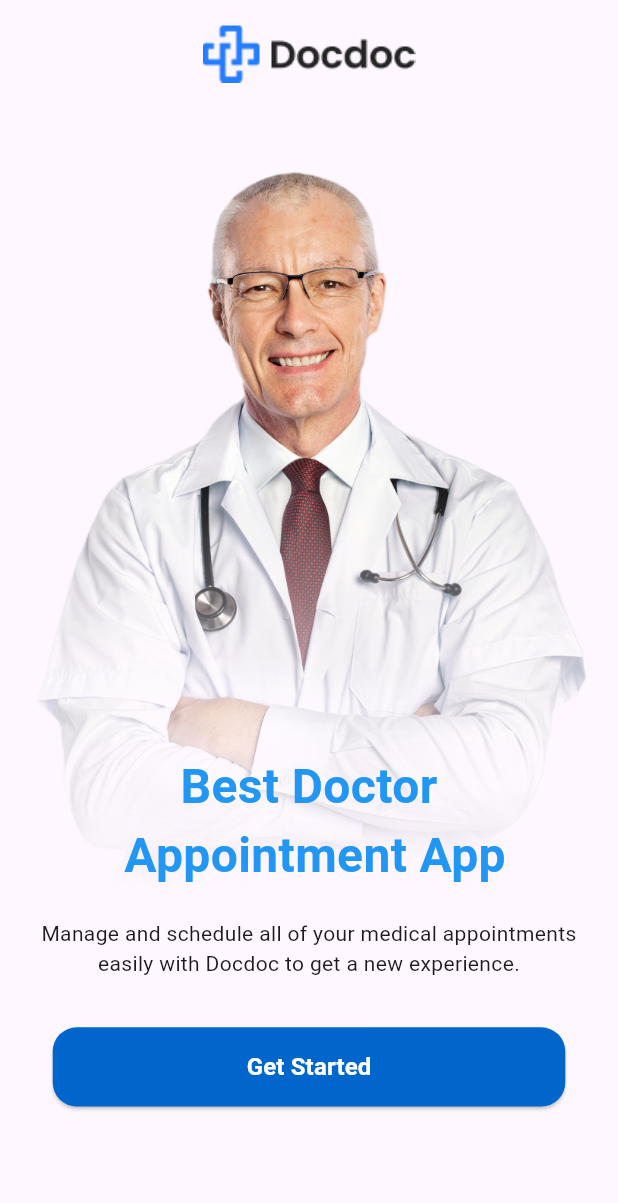
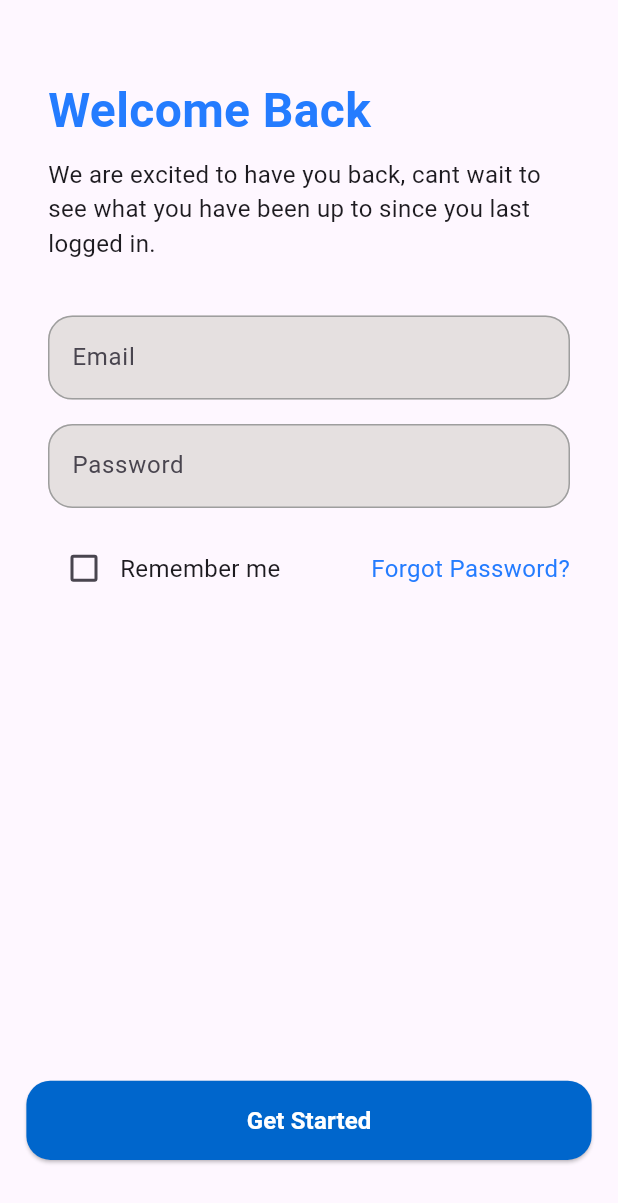
Before and after one commit to mohammed-shaneaf/medical_app, a Flutter app: the screen it shows after launch, after a tap on "Get Started", on a phone screen of 412 x 824 dp. Shown: the top 1203 px of the screen. Run offline on Flutter 3.47's test engine with Material 3 defaults, Android fonts, the phone set to English and light mode, and no system bars; our stand-ins replace flutter_screenutil.

Commit message:
feat (auth) : added sign in view done

```diff
--- /dev/null
+++ b/lib/common/widgets/custom_text_form_field.dart
@@ -0,0 +1,69 @@
+import 'package:flutter/material.dart';
+import 'package:flutter_screenutil/flutter_screenutil.dart';
+import 'package:medical_project/core/theme/app_colors.dart';
+
+class CustomTextFormField extends StatelessWidget {
+  const CustomTextFormField({
+    super.key,
+    required this.hintText,
+    this.controller,
+    this.validator,
+    this.keyboardType,
+    this.obscureText = false,
+    this.onChanged,
+    this.onSaved,
+    this.prefixIcon,
+    this.suffixIcon,
+    this.maxLines = 1,
+    this.minLines,
+    this.readOnly = false,
+    this.textInputAction,
+  });
+
+  final String hintText;
+  final TextEditingController? controller;
+  final String? Function(String?)? validator;
+  final TextInputType? keyboardType;
+  final bool obscureText;
+  final ValueChanged<String>? onChanged;
+  final FormFieldSetter<String>? onSaved;
+  final Widget? prefixIcon;
+  final Widget? suffixIcon;
+  final int maxLines;
+  final int? minLines;
+  final bool readOnly;
+  final TextInputAction? textInputAction;
+
+  @override
+  Widget build(BuildContext context) {
+    return TextFormField(
+      controller: controller,
+      validator: validator,
+      keyboardType: keyboardType,
+      obscureText: obscureText,
+      onChanged: onChanged,
+      onSaved: onSaved,
+      maxLines: maxLines,
+      minLines: minLines,
+      readOnly: readOnly,
+      textInputAction: textInputAction,
+      decoration: InputDecoration(
+        focusColor: AppColors.lightPrimaryColor,
+        fillColor: AppColors.grayColor,
+        filled: true,
+        hintText: hintText,
+        prefixIcon: prefixIcon,
+        suffixIcon: suffixIcon,
+        border: OutlineInputBorder(borderRadius: BorderRadius.circular(16.r)),
+        enabledBorder: OutlineInputBorder(
+          borderRadius: BorderRadius.circular(16.r),
+          borderSide: const BorderSide(color: Colors.grey),
+        ),
+        focusedBorder: OutlineInputBorder(
+          borderRadius: BorderRadius.circular(16.r),
+          borderSide: BorderSide(color: Theme.of(context).primaryColor),
+        ),
+      ),
+    );
+  }
+}
--- /dev/null
+++ b/lib/core/constants/app_pading.dart
@@ -0,0 +1,25 @@
+import 'package:flutter/widgets.dart';
+import 'package:flutter_screenutil/flutter_screenutil.dart';
+
+class AppPadding {
+  // Symmetric paddings
+  static final screen = EdgeInsets.symmetric(horizontal: 16.w, vertical: 16.h);
+  static final horizontal = EdgeInsets.symmetric(horizontal: 16.w);
+  static final vertical = EdgeInsets.symmetric(vertical: 16.h);
+  static final button = EdgeInsets.symmetric(horizontal: 16.w, vertical: 8.h);
+
+  // Only horizontal or vertical single value
+  static final left = EdgeInsets.only(left: 16.w);
+  static final right = EdgeInsets.only(right: 16.w);
+  static final top = EdgeInsets.only(top: 16.h);
+  static final bottom = EdgeInsets.symmetric(horizontal: 16.w, vertical: 50.h);
+
+  // Common padding sizes
+  static final small = EdgeInsets.all(8.r);
+  static final medium = EdgeInsets.all(16.r);
+  static final large = EdgeInsets.all(24.r);
+
+  // Special paddings
+  static final card = EdgeInsets.all(12.r);
+  static final listItem = EdgeInsets.symmetric(horizontal: 12.w, vertical: 8.h);
+}
--- /dev/null
+++ b/lib/core/constants/app_radius.dart
@@ -0,0 +1,7 @@
+import 'package:flutter_screenutil/flutter_screenutil.dart';
+
+class AppRadius {
+  static final small = 8.r;
+  static final medium = 16.r;
+  static final large = 24.r;
+}
--- a/lib/core/routing/router_manger.dart
+++ b/lib/core/routing/router_manger.dart
@@ -1,11 +1,15 @@
 import 'package:flutter/material.dart';
 import 'package:medical_project/core/routing/router_name.dart';
+import 'package:medical_project/features/auth/presentation/views/sign_in_view.dart';
 import 'package:medical_project/features/on_boarding/views/on_boarding_view.dart';
 
 MaterialPageRoute ongenerateroute(RouteSettings settings) {
   switch (settings.name) {
     case RouterName.onBoardingView:
       return MaterialPageRoute(builder: (_) => const OnBoardingView());
+
+    case RouterName.signin:
+      return MaterialPageRoute(builder: (_) => const SignInView());
     default:
       return MaterialPageRoute(
         builder: (_) => Center(child: Text('No Route Found')),
--- a/lib/core/routing/router_name.dart
+++ b/lib/core/routing/router_name.dart
@@ -1,3 +1,4 @@
 class RouterName {
   static const String onBoardingView = "/onBoardingView";
+  static const String signin = '/signin';
 }
--- a/lib/core/theme/app_colors.dart
+++ b/lib/core/theme/app_colors.dart
@@ -1,5 +1,7 @@
 import 'package:flutter/material.dart';
 
 class AppColors {
-  static const Color primaryColor = Colors.blue;
+  static const Color primaryColor = Color(0xff247CFF);
+  static const Color lightPrimaryColor = Colors.blue;
+  static const Color grayColor = Color.fromARGB(255, 229, 224, 224);
 }
--- a/lib/core/theme/app_styles.dart
+++ b/lib/core/theme/app_styles.dart
@@ -5,4 +5,9 @@ abstract class AppStyles {
     fontSize: 32,
     fontWeight: FontWeight.bold,
   );
+
+  static TextStyle f16normal = const TextStyle(
+    fontSize: 16,
+    fontWeight: FontWeight.normal,
+  );
 }
--- /dev/null
+++ b/lib/features/auth/presentation/views/sign_in_view.dart
@@ -0,0 +1,19 @@
+import 'package:flutter/material.dart';
+import 'package:medical_project/core/constants/app_pading.dart';
+import 'package:medical_project/core/utils/custom_button.dart';
+import 'package:medical_project/features/auth/presentation/views/widgets/sign_in_view_body.dart';
+
+class SignInView extends StatelessWidget {
+  const SignInView({super.key});
+
+  @override
+  Widget build(BuildContext context) {
+    return Scaffold(
+      bottomNavigationBar: Padding(
+        padding: AppPadding.bottom,
+        child: CustomButton(text: 'Get Started', onPressed: () {}),
+      ),
+      body: SafeArea(child: const SignInViewBody()),
+    );
+  }
+}
--- /dev/null
+++ b/lib/features/auth/presentation/views/widgets/sign_in_view_body.dart
@@ -0,0 +1,51 @@
+import 'package:flutter/material.dart';
+import 'package:flutter_screenutil/flutter_screenutil.dart';
+import 'package:medical_project/common/widgets/custom_text_form_field.dart';
+import 'package:medical_project/core/theme/app_colors.dart';
+import 'package:medical_project/core/theme/app_styles.dart';
+
+class SignInViewBody extends StatelessWidget {
+  const SignInViewBody({super.key});
+
+  @override
+  Widget build(BuildContext context) {
+    return Padding(
+      padding: const EdgeInsets.symmetric(horizontal: 32),
+      child: Column(
+        crossAxisAlignment: CrossAxisAlignment.start,
+        children: [
+          50.verticalSpace,
+          Text(
+            'Welcome Back',
+            style: AppStyles.f32bold.copyWith(color: AppColors.primaryColor),
+          ),
+          8.verticalSpace,
+          Text(
+            'We are excited to have you back, cant wait to see what you have been up to since you last logged in.',
+            style: AppStyles.f16normal,
+          ),
+          36.verticalSpace,
+          CustomTextFormField(hintText: 'Email', obscureText: false),
+          16.verticalSpace,
+          CustomTextFormField(hintText: 'Password', obscureText: true),
+          16.verticalSpace,
+          Row(
+            // mainAxisAlignment: MainAxisAlignment.start,
+            children: [
+              Checkbox(value: false, onChanged: (value) {}),
+              Text('Remember me', style: AppStyles.f16normal),
+
+              const Spacer(),
+              Text(
+                'Forgot Password?',
+                style: AppStyles.f16normal.copyWith(
+                  color: AppColors.primaryColor,
+                ),
+              ),
+            ],
+          ),
+        ],
+      ),
+    );
+  }
+}
--- a/lib/features/on_boarding/views/widgets/on_boarding_view_body.dart
+++ b/lib/features/on_boarding/views/widgets/on_boarding_view_body.dart
@@ -1,5 +1,6 @@
 import 'package:flutter/material.dart';
 import 'package:flutter_screenutil/flutter_screenutil.dart';
+import 'package:medical_project/core/routing/router_name.dart';
 import 'package:medical_project/core/utils/custom_button.dart';
 import 'package:medical_project/features/on_boarding/views/widgets/build_doctor_image.dart';
 import 'package:medical_project/features/on_boarding/views/widgets/on_boarding_top_section.dart';
@@ -19,7 +20,12 @@ class OnBoardingViewBody extends StatelessWidget {
           18.verticalSpace,
           OnBoardingTextDescription(),
           32.verticalSpace,
-          CustomButton(text: 'Get Started', onPressed: () {}),
+          CustomButton(
+            text: 'Get Started',
+            onPressed: () {
+              Navigator.pushNamed(context, RouterName.signin);
+            },
+          ),
         ],
       ),
     );
```
Also changed, not shown: 1 other file.
